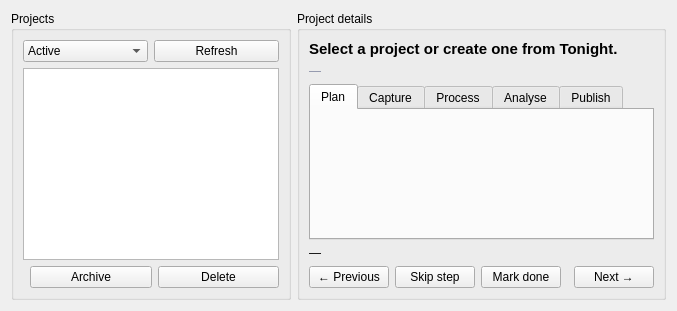
irydeo/nightscribe, file nightscribe/gui/ui/projects_tab.ui: the form before one commit.
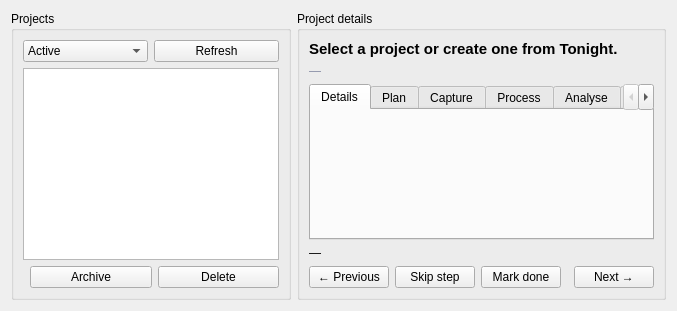
The form after the commit.

Commit message: Projects hub: Details tab up front, panel charts 16:9 + Sharp/Fast setting — goodbye to the families chart (UX v3, phase D revision 2026-08-27)

What changed in the file:
```diff
--- a/nightscribe/gui/ui/projects_tab.ui
+++ b/nightscribe/gui/ui/projects_tab.ui
@@ -57,6 +57,10 @@
       <item>
        <widget class="QTabWidget" name="tabs_steps">
         <property name="currentIndex"><number>0</number></property>
+         <widget class="QWidget" name="tab_details">
+          <attribute name="title"><string>Details</string></attribute>
+          <layout class="QVBoxLayout" name="detailsLayout"/>
+         </widget>
         <widget class="QWidget" name="tab_plan">
          <attribute name="title"><string>Plan</string></attribute>
          <layout class="QVBoxLayout" name="planLayout"/>
```
Lines whose indentation alone changed are shown as unchanged. The commit also changes 30 other files.
